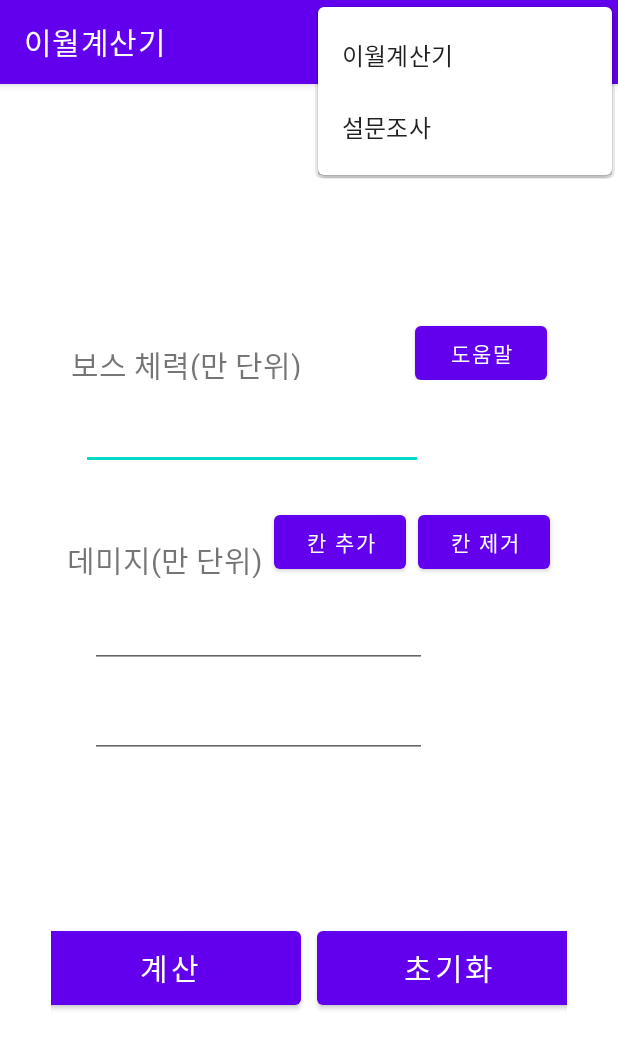
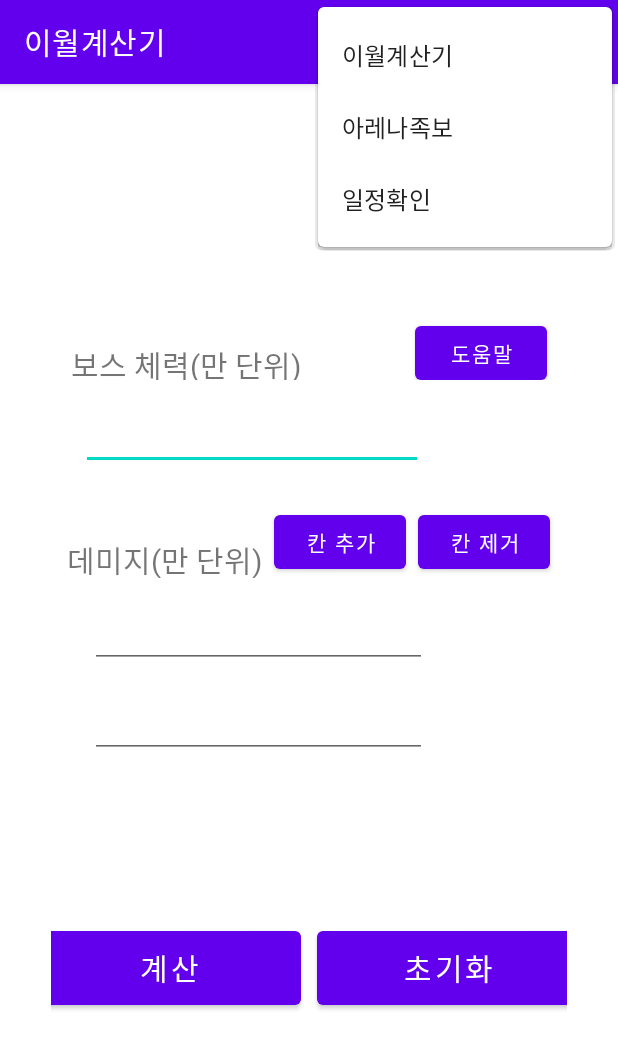
Before and after one commit to JinKyuGit/calculator, an Android app: the screen it shows after launch (MainActivity), with the options menu open, on a phone screen of 412 x 824 dp. Shown: the top 1049 px of the screen. Run offline under Robolectric (Android 15) with nearby library versions, the phone set to English and light mode, and no system bars; our stand-ins replace AdMob.

Commit message:
일정 기능 추가

```diff
--- /dev/null
+++ b/app/src/main/java/com/app/calculator/data/ScheduleWrapper.kt
@@ -0,0 +1,3 @@
+package com.app.calculator.data
+
+data class ScheduleWrapper(var result:Schedule)
--- a/app/src/main/res/menu/main_menu.xml
+++ b/app/src/main/res/menu/main_menu.xml
@@ -8,7 +8,12 @@
     </item>
     <item
         android:id="@+id/menu2"
-        android:title="설문조사"
+        android:title="아레나족보"
+        app:showAsAction="never">
+    </item>
+    <item
+        android:id="@+id/menu3"
+        android:title="일정확인"
         app:showAsAction="never">
     </item>
 </menu>
```
Also changed, not shown: app/build.gradle (+10 -2 lines), app/src/main/java/com/app/calculator/MainActivity.kt (+43 -2 lines), app/src/main/java/com/app/calculator/api/Api.kt (added, +24 -0 lines), app/src/main/java/com/app/calculator/api/RetrofitService.kt (added, +13 -0 lines), app/src/main/java/com/app/calculator/data/Admin.kt (added, +10 -0 lines), app/src/main/java/com/app/calculator/data/Schedule.kt (added, +9 -0 lines), 2 other files.
